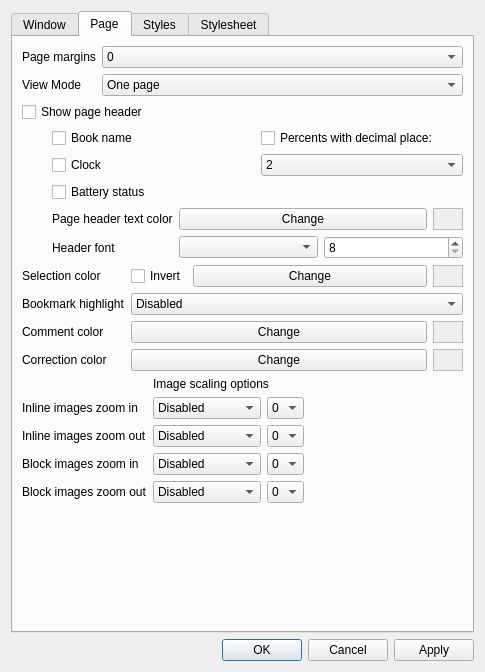
Before: the Qt Designer form cr3qt/src/settings.ui in EXL/coolreader, drawn with Qt 5.
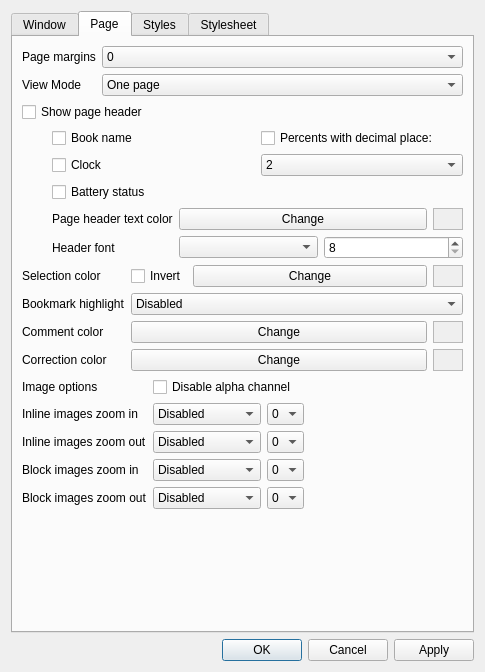
After: the same form once the commit is applied. The open tabs and pages were chosen to show the change. Icons and pictures are not drawn. Custom widgets are drawn as their Qt base class.

Commit message: Implement disable images alpha channel option

What changed in the file:
```diff
--- a/cr3qt/src/settings.ui
+++ b/cr3qt/src/settings.ui
@@ -1158,10 +1158,17 @@
              </property>
             </widget>
            </item>
-           <item row="1" column="1">
+           <item row="1" column="0">
             <widget class="QLabel" name="label_42">
              <property name="text">
-              <string>Image scaling options</string>
+              <string>Image options</string>
+             </property>
+            </widget>
+           </item>
+           <item row="1" column="1">
+            <widget class="QCheckBox" name="cbImageDisableAlpha">
+             <property name="text">
+              <string>Disable alpha channel</string>
              </property>
             </widget>
            </item>
```
Left out of the diff: 2 changed lines with no effect on the pictures. The commit also changes 9 other files.
